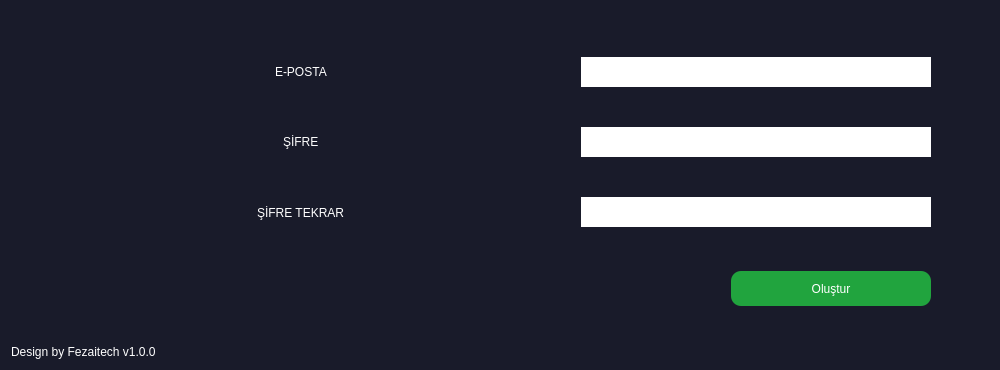
Hamza-Bayar-2/TaskJam, file UI/ui_register.ui: the form before one commit.
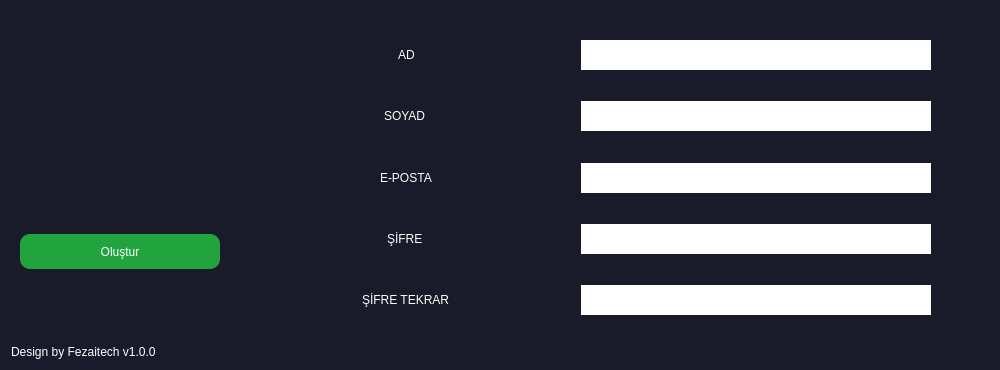
The form after the commit. Icons and pictures are not drawn.

Commit message: login and register is complete

```diff
--- a/UI/ui_register.ui
+++ b/UI/ui_register.ui
@@ -98,6 +98,21 @@
           <number>0</number>
          </property>
          <item>
+          <widget class="QFrame" name="frame">
+           <property name="minimumSize">
+            <size>
+             <width>100</width>
+             <height>0</height>
+            </size>
+           </property>
+           <property name="frameShape">
+            <enum>QFrame::StyledPanel</enum>
+           </property>
+           <property name="frameShadow">
+            <enum>QFrame::Raised</enum>
+           </property>
+           <layout class="QVBoxLayout" name="verticalLayout">
+            <item>
           <widget class="QLabel" name="logo_label">
            <property name="sizePolicy">
             <sizepolicy hsizetype="Maximum" vsizetype="Preferred">
@@ -131,6 +146,33 @@
            </property>
           </widget>
          </item>
+            <item alignment="Qt::AlignHCenter|Qt::AlignVCenter">
+             <widget class="QPushButton" name="create_btn">
+              <property name="minimumSize">
+               <size>
+                <width>200</width>
+                <height>35</height>
+               </size>
+              </property>
+              <property name="maximumSize">
+               <size>
+                <width>15</width>
+                <height>16777215</height>
+               </size>
+              </property>
+              <property name="styleSheet">
+               <string notr="true">background-color: rgb(33, 164, 62);
+border-radius : 10px ;
+font: 14pt &quot;MS Shell Dlg 2&quot;;</string>
+              </property>
+              <property name="text">
+               <string>Oluştur</string>
+              </property>
+             </widget>
+            </item>
+           </layout>
+          </widget>
+         </item>
          <item>
           <widget class="QFrame" name="main_form_frame">
            <property name="styleSheet">
@@ -169,8 +211,8 @@
             <property name="bottomMargin">
              <number>0</number>
             </property>
-            <item alignment="Qt::AlignBottom">
-             <widget class="QFrame" name="eposta_frame">
+            <item alignment="Qt::AlignVCenter">
+             <widget class="QFrame" name="name_frame">
               <property name="frameShape">
                <enum>QFrame::StyledPanel</enum>
               </property>
@@ -179,8 +221,78 @@
               </property>
               <layout class="QHBoxLayout" name="horizontalLayout_2">
                <property name="bottomMargin">
-                <number>15</number>
+                <number>9</number>
                </property>
+               <item alignment="Qt::AlignHCenter">
+                <widget class="QLabel" name="name_label">
+                 <property name="text">
+                  <string>AD</string>
+                 </property>
+                </widget>
+               </item>
+               <item>
+                <widget class="QLineEdit" name="name_lineedit">
+                 <property name="maximumSize">
+                  <size>
+                   <width>350</width>
+                   <height>16777215</height>
+                  </size>
+                 </property>
+                 <property name="text">
+                  <string/>
+                 </property>
+                </widget>
+               </item>
+              </layout>
+             </widget>
+            </item>
+            <item alignment="Qt::AlignVCenter">
+             <widget class="QFrame" name="surname_frame">
+              <property name="frameShape">
+               <enum>QFrame::StyledPanel</enum>
+              </property>
+              <property name="frameShadow">
+               <enum>QFrame::Raised</enum>
+              </property>
+              <layout class="QHBoxLayout" name="horizontalLayout_3">
+               <property name="spacing">
+                <number>9</number>
+               </property>
+               <property name="topMargin">
+                <number>9</number>
+               </property>
+               <item alignment="Qt::AlignHCenter">
+                <widget class="QLabel" name="surname_label">
+                 <property name="text">
+                  <string>SOYAD</string>
+                 </property>
+                </widget>
+               </item>
+               <item>
+                <widget class="QLineEdit" name="surname_lineedit">
+                 <property name="maximumSize">
+                  <size>
+                   <width>350</width>
+                   <height>16777215</height>
+                  </size>
+                 </property>
+                 <property name="text">
+                  <string/>
+                 </property>
+                </widget>
+               </item>
+              </layout>
+             </widget>
+            </item>
+            <item alignment="Qt::AlignVCenter">
+             <widget class="QFrame" name="eposta_frame">
+              <property name="frameShape">
+               <enum>QFrame::StyledPanel</enum>
+              </property>
+              <property name="frameShadow">
+               <enum>QFrame::Raised</enum>
+              </property>
+              <layout class="QHBoxLayout" name="horizontalLayout_5">
                <item alignment="Qt::AlignHCenter">
                 <widget class="QLabel" name="eposta_label">
                  <property name="text">
@@ -204,7 +316,7 @@
               </layout>
              </widget>
             </item>
-            <item alignment="Qt::AlignTop">
+            <item alignment="Qt::AlignVCenter">
              <widget class="QFrame" name="password_frame">
               <property name="frameShape">
                <enum>QFrame::StyledPanel</enum>
@@ -212,12 +324,12 @@
               <property name="frameShadow">
                <enum>QFrame::Raised</enum>
               </property>
-              <layout class="QHBoxLayout" name="horizontalLayout_3">
-               <property name="topMargin">
-                <number>25</number>
+              <layout class="QHBoxLayout" name="horizontalLayout_4">
+               <property name="spacing">
+                <number>9</number>
                </property>
                <item alignment="Qt::AlignHCenter">
-                <widget class="QLabel" name="password_label">
+                <widget class="QLabel" name="pasword_label">
                  <property name="text">
                   <string>ŞİFRE</string>
                  </property>
@@ -239,8 +351,8 @@
               </layout>
              </widget>
             </item>
-            <item>
-             <widget class="QFrame" name="frame_3">
+            <item alignment="Qt::AlignVCenter">
+             <widget class="QFrame" name="repassword_frame">
               <property name="frameShape">
                <enum>QFrame::StyledPanel</enum>
               </property>
@@ -252,12 +364,12 @@
                 <number>9</number>
                </property>
                <property name="topMargin">
-                <number>0</number>
+                <number>9</number>
                </property>
                <property name="bottomMargin">
-                <number>8</number>
+                <number>9</number>
                </property>
-               <item alignment="Qt::AlignHCenter">
+               <item alignment="Qt::AlignHCenter|Qt::AlignVCenter">
                 <widget class="QLabel" name="repassword_label">
                  <property name="text">
                   <string>ŞİFRE TEKRAR</string>
@@ -280,50 +392,6 @@
               </layout>
              </widget>
             </item>
-            <item alignment="Qt::AlignRight">
-             <widget class="QFrame" name="button_row_frame">
-              <property name="styleSheet">
-               <string notr="true">border-radius : 10px; 
-font: 75 12pt &quot;MS Shell Dlg 2&quot;;</string>
-              </property>
-              <property name="frameShape">
-               <enum>QFrame::StyledPanel</enum>
-              </property>
-              <property name="frameShadow">
-               <enum>QFrame::Raised</enum>
-              </property>
-              <layout class="QHBoxLayout" name="horizontalLayout_4">
-               <property name="spacing">
-                <number>86</number>
-               </property>
-               <property name="topMargin">
-                <number>1</number>
-               </property>
-               <item>
-                <widget class="QPushButton" name="create_btn">
-                 <property name="minimumSize">
-                  <size>
-                   <width>200</width>
-                   <height>35</height>
-                  </size>
-                 </property>
-                 <property name="maximumSize">
-                  <size>
-                   <width>15</width>
-                   <height>16777215</height>
-                  </size>
-                 </property>
-                 <property name="styleSheet">
-                  <string notr="true">background-color: rgb(33, 164, 62);</string>
-                 </property>
-                 <property name="text">
-                  <string>Oluştur</string>
-                 </property>
-                </widget>
-               </item>
-              </layout>
-             </widget>
-            </item>
            </layout>
           </widget>
          </item>
```
Lines whose indentation alone changed are shown as unchanged. The commit also changes 10 other files.
